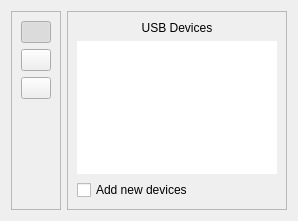
uwolfer/qtemu, file ui/controlpanel.ui: the form before one commit.
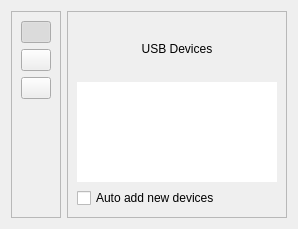
The form after the commit. Icons and pictures are not drawn.

```diff
--- a/ui/controlpanel.ui
+++ b/ui/controlpanel.ui
@@ -7,15 +7,21 @@
     <x>0</x>
     <y>0</y>
     <width>270</width>
-    <height>221</height>
+    <height>229</height>
    </rect>
   </property>
   <property name="sizePolicy">
-   <sizepolicy hsizetype="Fixed" vsizetype="Preferred">
-    <horstretch>50</horstretch>
+   <sizepolicy hsizetype="Fixed" vsizetype="Fixed">
+    <horstretch>0</horstretch>
     <verstretch>0</verstretch>
    </sizepolicy>
   </property>
+  <property name="maximumSize">
+   <size>
+    <width>16777215</width>
+    <height>260</height>
+   </size>
+  </property>
   <property name="windowTitle">
    <string>Form</string>
   </property>
@@ -349,6 +355,21 @@
      <widget class="QWidget" name="page_3">
       <layout class="QVBoxLayout" name="verticalLayout_3">
        <item>
+        <widget class="QFrame" name="usbFrame">
+         <property name="frameShape">
+          <enum>QFrame::NoFrame</enum>
+         </property>
+         <property name="frameShadow">
+          <enum>QFrame::Plain</enum>
+         </property>
+         <property name="lineWidth">
+          <number>0</number>
+         </property>
+         <layout class="QVBoxLayout" name="verticalLayout_5">
+          <property name="margin">
+           <number>0</number>
+          </property>
+          <item>
         <widget class="QLabel" name="label_3">
          <property name="text">
           <string>USB Devices</string>
@@ -361,17 +382,26 @@
        <item>
         <widget class="QListView" name="usbView">
          <property name="sizePolicy">
-          <sizepolicy hsizetype="Fixed" vsizetype="Expanding">
-           <horstretch>50</horstretch>
-           <verstretch>0</verstretch>
-          </sizepolicy>
-         </property>
+             <sizepolicy hsizetype="Fixed" vsizetype="Minimum">
+              <horstretch>200</horstretch>
+              <verstretch>50</verstretch>
+             </sizepolicy>
+            </property>
+            <property name="minimumSize">
+             <size>
+              <width>0</width>
+              <height>1</height>
+             </size>
+            </property>
          <property name="maximumSize">
           <size>
            <width>200</width>
-           <height>16777215</height>
-          </size>
-         </property>
+              <height>100</height>
+             </size>
+            </property>
+            <property name="toolTip">
+             <string>Add this device to the Virtual Machine</string>
+            </property>
          <property name="autoFillBackground">
           <bool>true</bool>
          </property>
@@ -410,13 +440,16 @@
        <item>
         <widget class="QCheckBox" name="addDevices">
          <property name="text">
-          <string>Add new devices</string>
+             <string>Auto add new devices</string>
          </property>
         </widget>
        </item>
       </layout>
      </widget>
-     <widget class="QWidget" name="page_2">
+       </item>
+      </layout>
+     </widget>
+     <widget class="QWidget" name="optionPage">
       <layout class="QVBoxLayout" name="verticalLayout_4">
        <item>
         <layout class="QGridLayout" name="gridLayout">
```
Left out of the diff: 14 changed lines with no effect on the pictures. Lines whose indentation alone changed are shown as unchanged.
